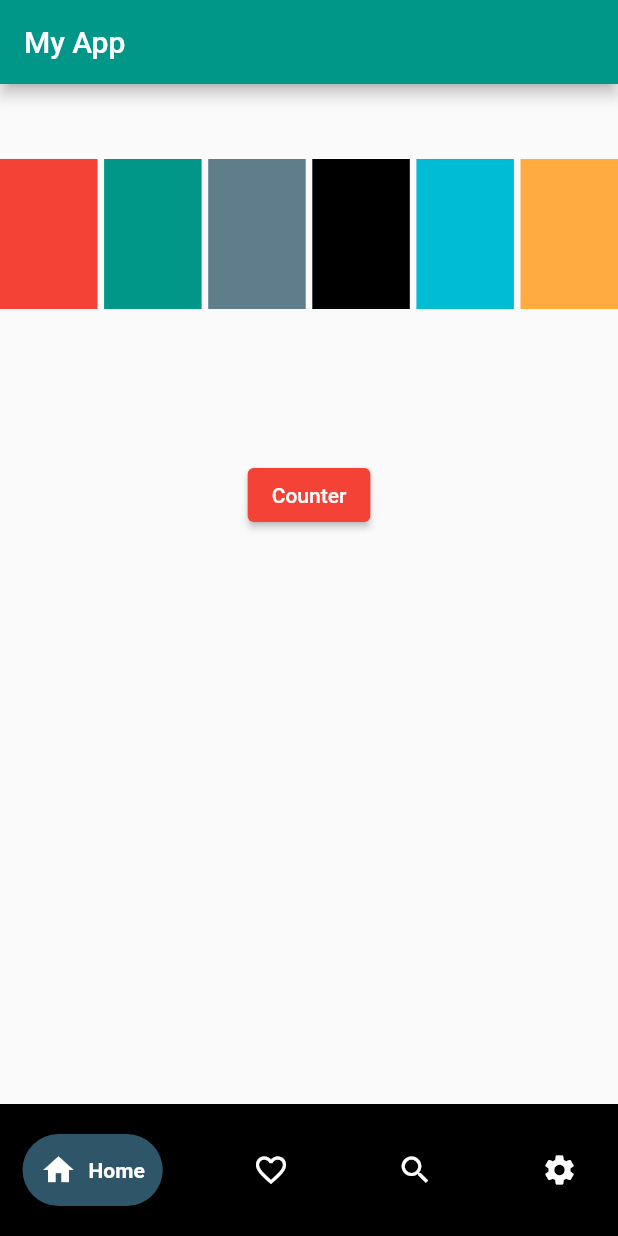
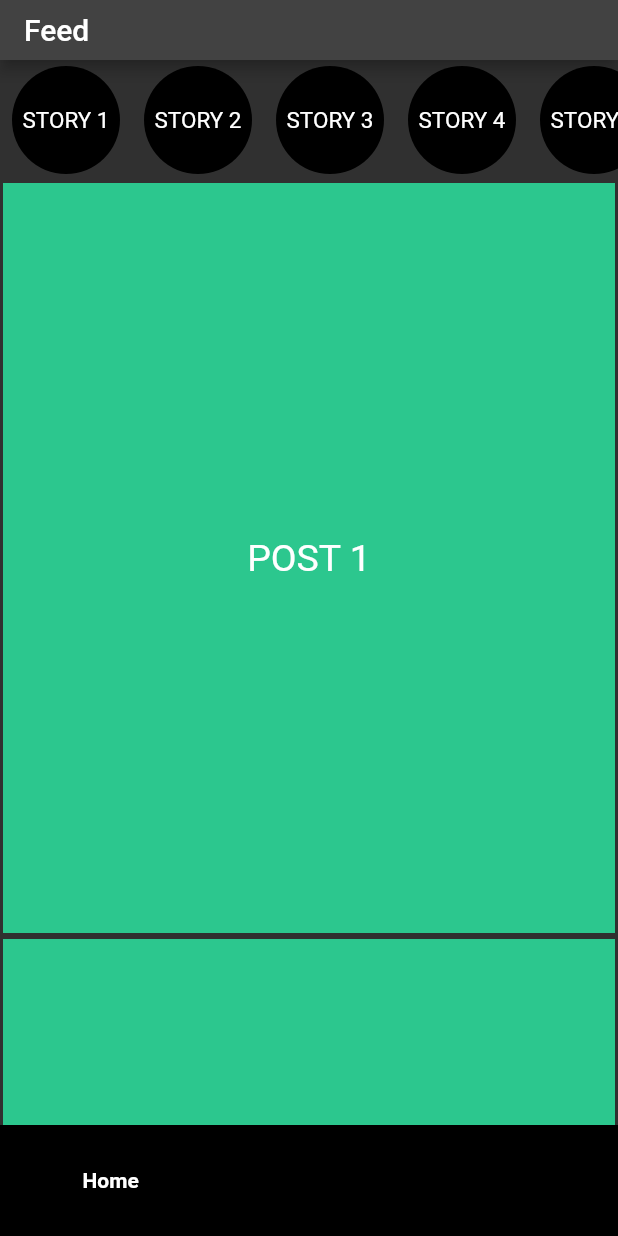
Before and after one commit to heisabdallah/myapp, a Flutter app: the screen it shows after launch, on a phone screen of 412 x 824 dp. Run offline on Flutter 3.47's test engine with Material 2 defaults, Android fonts, the phone set to English and light mode, and no system bars; drawn by our look-alikes of google_nav_bar.

Commit message:
Day 3 - Flutter Training in 30 Days
Day 3: I created a bottom navigation bar with a screen routing function.  I managed to create an instagram inspired layout with posts and stories rendered dynamically. I created a Todo input screen with a title and description text fields.

```diff
--- /dev/null
+++ b/lib/components/box.dart
@@ -0,0 +1,25 @@
+import 'package:flutter/material.dart';
+
+class Box extends StatelessWidget {
+  const Box({super.key, required this.child});
+
+  final String child;
+  @override
+  Widget build(BuildContext context) {
+    return Padding(
+      padding: const EdgeInsets.all(2.0),
+      child: Container(
+        height: 500,
+        color: Color.fromRGBO(44, 199, 142, 1),
+        child: Center(
+            child: Text(
+          child,
+          style: const TextStyle(
+            fontSize: 25,
+            color: Colors.white,
+          ),
+        )),
+      ),
+    );
+  }
+}
--- /dev/null
+++ b/lib/components/circle.dart
@@ -0,0 +1,26 @@
+import 'package:flutter/material.dart';
+
+class Circle extends StatelessWidget {
+  const Circle({super.key, required this.child});
+
+  final String child;
+  @override
+  Widget build(BuildContext context) {
+    return Padding(
+      padding: const EdgeInsets.all(4.0),
+      child: Container(
+        height: 80,
+        width: 80,
+        decoration: const BoxDecoration(
+          shape: BoxShape.circle,
+          color: Colors.black,
+        ),
+        child: Center(
+            child: Text(
+          child,
+          style: const TextStyle(fontSize: 15, color: Colors.white),
+        )),
+      ),
+    );
+  }
+}
--- a/lib/main.dart
+++ b/lib/main.dart
@@ -1,6 +1,5 @@
 import 'package:flutter/material.dart';
 import 'screens/home.dart';
-
 
 void main() {
   runApp(const MyApp());
@@ -13,8 +12,8 @@ class MyApp extends StatelessWidget {
   @override
   Widget build(BuildContext context) {
     return MaterialApp(
-      title: "My App",
-      home: Home(),
+      theme: ThemeData.dark(),
+      home: const Home(),
       debugShowCheckedModeBanner: false,
     );
   }
--- a/lib/screens/counter.dart
+++ b/lib/screens/counter.dart
@@ -8,6 +8,7 @@ class Counter extends StatefulWidget {
 }
 
 class _CounterState extends State<Counter> {
+  List<int> things = [1, 2, 3, 5];
   int count = 0;
   String limit = "";
 
@@ -15,10 +16,12 @@ class _CounterState extends State<Counter> {
   Widget build(BuildContext context) {
     return Scaffold(
       appBar: AppBar(
-        centerTitle: false,
-        title: const Text("Counter"),
-        backgroundColor: Colors.teal,
-        // shadowColor: Colors.transparent,
+        // centerTitle: false,
+        title: const Text(
+          "Counter",
+        ),
+        toolbarHeight: 40,
+        // backgroundColor: Color.fromARGB(255, 67, 38, 117),
       ),
       body: Center(
         child: Padding(
@@ -38,22 +41,33 @@ class _CounterState extends State<Counter> {
                 fontWeight: FontWeight.bold,
               ),
             ),
+            ElevatedButton(
+              onPressed: () {
+                setState(() {
+                  count = 0;
+                  limit = "";
+                });
+              },
+              style: ElevatedButton.styleFrom(backgroundColor: Colors.teal),
+              child: const Text("Reset Count"),
+            )
           ]),
         ),
       ),
       floatingActionButton: FloatingActionButton(
         onPressed: () {
+          count++;
           setState(() {
-            count++;
             if (count > 10) {
               setState(() {
-                limit = "Limmit reached";
-                count = 0;
+                limit = "Limit reached";
+                count = 10;
               });
             }
           });
         },
         backgroundColor: Colors.teal,
+        foregroundColor: Colors.white,
         child: const Icon(Icons.plus_one),
       ),
     );
--- /dev/null
+++ b/lib/screens/feed.dart
@@ -0,0 +1,66 @@
+import 'package:flutter/material.dart';
+import 'package:my_app/components/box.dart';
+import 'package:my_app/components/circle.dart';
+
+class Feed extends StatelessWidget {
+  const Feed({super.key});
+
+  @override
+  Widget build(BuildContext context) {
+    final List posts = [
+      "POST 1",
+      "POST 2",
+      "POST 3",
+      "POST 4",
+      "POST 5",
+      "POST 6",
+      "POST 7",
+    ];
+    final List stories = [
+      "STORY 1",
+      "STORY 2",
+      "STORY 3",
+      "STORY 4",
+      "STORY 5",
+      "STORY 6",
+      "STORY 7",
+    ];
+
+    return Scaffold(
+        appBar: AppBar(
+          centerTitle: false,
+          title: const Text(
+            "Feed",
+          ),
+          toolbarHeight: 40,
+          // backgroundColor: Color.fromARGB(255, 67, 38, 117),
+        ),
+        body: Column(
+          children: [
+            // Stories
+            SizedBox(
+              height: 80,
+              child: ListView.builder(
+                  itemCount: stories.length,
+                  scrollDirection: Axis.horizontal,
+                  itemBuilder: (context, index) {
+                    return Circle(
+                      child: stories[index],
+                    );
+                  }),
+            ),
+
+            // Posts
+            Expanded(
+              child: ListView.builder(
+                  itemCount: posts.length,
+                  itemBuilder: (context, index) {
+                    return Box(
+                      child: posts[index],
+                    );
+                  }),
+            ),
+          ],
+        ));
+  }
+}
--- a/lib/screens/home.dart
+++ b/lib/screens/home.dart
@@ -1,6 +1,8 @@
 import 'package:flutter/material.dart';
 import 'package:google_nav_bar/google_nav_bar.dart';
+import 'package:my_app/screens/todo.dart';
 import 'counter.dart';
+import 'feed.dart';
 
 class Home extends StatefulWidget {
   const Home({Key? key}) : super(key: key);
@@ -10,101 +12,49 @@ class Home extends StatefulWidget {
 }
 
 class _HomeState extends State<Home> {
+  int currentIndex = 0;
+  final screens = [
+    const Feed(),
+    const Todo(),
+    const Counter(),
+    const Center(
+      child: Text(
+        "SETTINGS",
+        style: TextStyle(
+          fontSize: 50,
+        ),
+      ),
+    ),
+  ];
+
   @override
   Widget build(BuildContext context) {
     return Scaffold(
-      appBar: AppBar(
-        centerTitle: false,
-        title: const Text("My App"),
-        backgroundColor: Colors.teal,
-        // shadowColor: Colors.transparent,
-      ),
-      body: Column(
-        children: [
-          Padding(
-            padding: const EdgeInsets.only(top: 50),
-            child: Row(
-              mainAxisAlignment: MainAxisAlignment.spaceBetween,
-              children: [
-                Container(
-                  width: 65,
-                  height: 100,
-                  color: Colors.red,
-                ),
-                Container(
-                  width: 65,
-                  height: 100,
-                  color: Colors.teal,
-                ),
-                Container(
-                  width: 65,
-                  height: 100,
-                  color: Colors.blueGrey,
-                ),
-                Container(
-                  width: 65,
-                  height: 100,
-                  color: Colors.black,
-                ),
-                Container(
-                  width: 65,
-                  height: 100,
-                  color: Colors.cyan,
-                ),
-                Container(
-                  width: 65,
-                  height: 100,
-                  color: Colors.orangeAccent,
-                ),
-              ],
-            ),
-          ),
-          Padding(
-            padding: const EdgeInsets.only(top: 100, bottom: 100),
-            child: ElevatedButton(
-              onPressed: () {
-                Navigator.push(context,
-                    MaterialPageRoute(builder: (BuildContext context) {
-                      return const Counter();
-                    }));
-              },
-              style: ElevatedButton.styleFrom(backgroundColor: Colors.red),
-              child: const Text("Counter"),
-            ),
-          ),
-        ],
-      ),
-      bottomNavigationBar: Container(
-        color: Colors.black,
-        child: Padding(
-          padding: const EdgeInsets.symmetric(horizontal: 15, vertical: 20),
-          child: GNav(
-              gap: 8,
+        body: screens[currentIndex],
+        bottomNavigationBar: GNav(
+            selectedIndex: currentIndex,
+            onTabChange: (index) => {setState(() => currentIndex = index)},
+            gap: 6,
             backgroundColor: Colors.black,
-              color: Colors.white,
-              activeColor: Colors.white,
-              tabBackgroundColor: const Color.fromARGB(255, 47, 85, 104),
-              padding: const EdgeInsets.all(12),
-              tabs: [
+            // color: Colors.white,
+            // padding: EdgeInsets.symmetric(horizontal: 8, vertical: 6),
+            tabs: const [
               GButton(
                 icon: Icons.home,
                 text: "Home",
               ),
               GButton(
-                  icon: Icons.favorite_border,
-                  text: "Favorite",
+                icon: Icons.schedule,
+                text: "Todo",
               ),
               GButton(
-                  icon: Icons.search,
-                  text: "Search",
+                icon: Icons.calculate,
+                text: "Counter",
               ),
               GButton(
                 icon: Icons.settings,
-                  text: "Settings",
+                // text: "Settings",
               ),
-              ]),
-        ),
-      ),
-    );
+            ]));
   }
 }
--- /dev/null
+++ b/lib/screens/todo.dart
@@ -0,0 +1,44 @@
+import 'package:flutter/material.dart';
+
+class Todo extends StatefulWidget {
+  const Todo({super.key});
+
+  @override
+  State<Todo> createState() => _TodoState();
+}
+
+class _TodoState extends State<Todo> {
+  @override
+  Widget build(BuildContext context) {
+    return Scaffold(
+        appBar: AppBar(
+          // centerTitle: false,
+          title: const Text(
+            "Add Todo",
+          ),
+          toolbarHeight: 40,
+          // backgroundColor: Color.fromARGB(255, 67, 38, 117),
+        ),
+        body: ListView(
+          padding: const EdgeInsets.all(20),
+          children: [
+            const TextField(
+              decoration: InputDecoration(hintText: "Title"),
+            ),
+            const SizedBox(
+              height: 20,
+            ),
+            const TextField(
+              decoration: InputDecoration(hintText: "Description"),
+              keyboardType: TextInputType.multiline,
+              minLines: 5,
+              maxLines: 8,
+            ),
+            const SizedBox(
+              height: 20,
+            ),
+            ElevatedButton(onPressed: () {}, child: const Text("Submit"))
+          ],
+        ));
+  }
+}
```
Also changed, not shown: 1 other file. Lines whose indentation alone changed are shown as unchanged.
